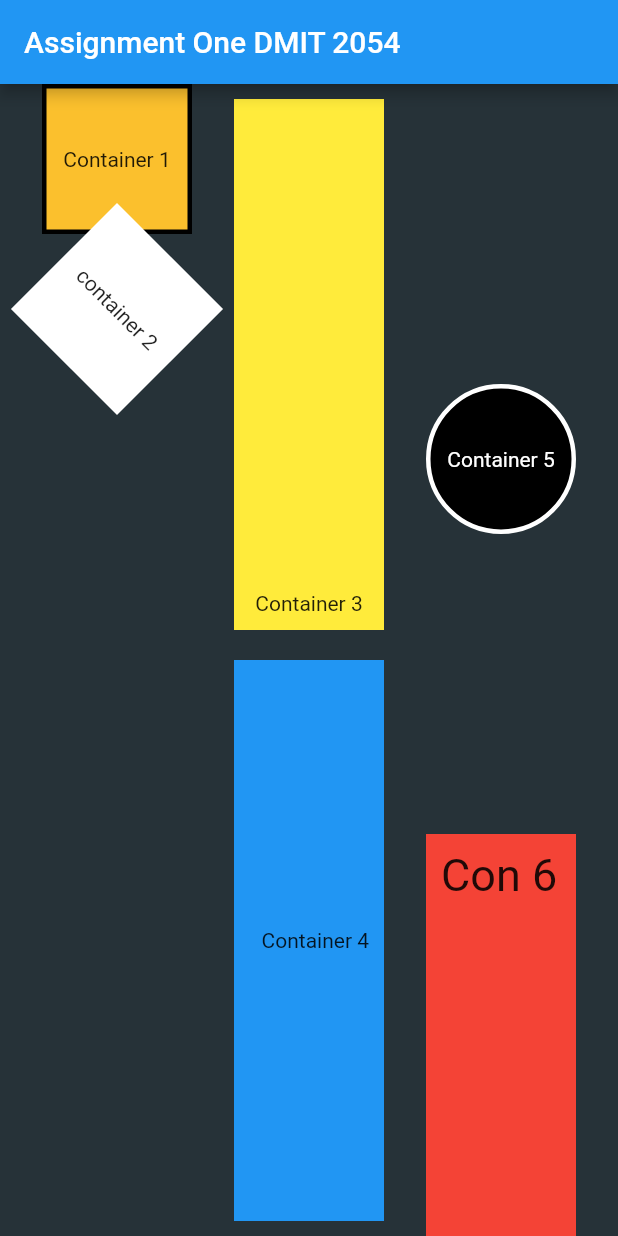
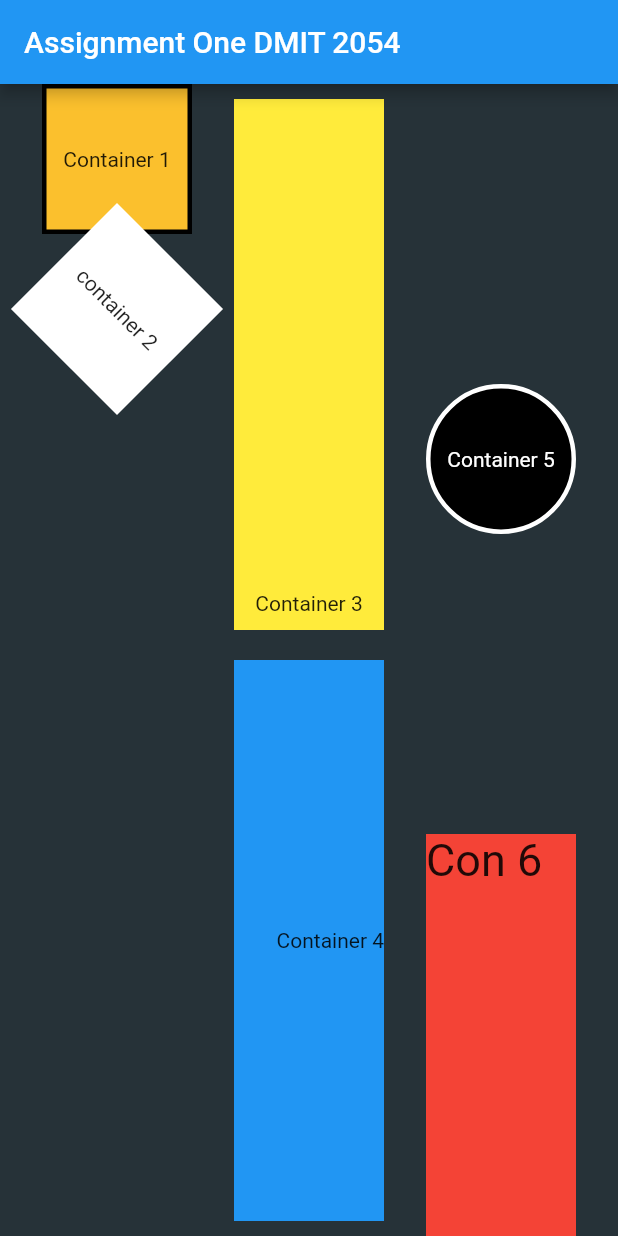
Before and after one commit to Mr-J-T/android_assy1_DMIT2504, a Flutter app: the screen it shows after launch, on a phone screen of 412 x 824 dp. Run offline on Flutter 3.47's test engine with Material 2 defaults, Android fonts, the phone set to English and light mode, and no system bars.

Commit message:
Finished Alignment

```diff
--- a/lib/main.dart
+++ b/lib/main.dart
@@ -46,21 +46,20 @@ class MyApp extends StatelessWidget {
           ),
           Expanded(
             child: Container(
-              // this one needs to go to the bottom of the page possibly use the extend widget do more reading on expand/ extend
                 height: 100,
                 width: 100,
-              padding: EdgeInsets.all(10.0),
                 color: Colors.red,
-              alignment: Alignment(-1.0, -1.0),
+                child: Align(
+                  alignment: Alignment.topLeft,
                   child: Text(
                     'Con 6',
                     style: TextStyle(fontSize: 30),
                   ),
-            ),
+                )),
           ),
         ],
       );
-  /////////////////
+
   Widget buildColumnTwo() => Column(
         mainAxisAlignment: MainAxisAlignment.spaceEvenly,
         children: [
@@ -81,18 +80,19 @@ class MyApp extends StatelessWidget {
                   margin: EdgeInsets.fromLTRB(0, 0, 0, 10),
                   height: 100,
                   width: 100,
-                  padding: const EdgeInsets.all(10.0),
+                  //padding: const EdgeInsets.all(10.0),
                   color: Colors.blue,
+                  child: Align(
+                    alignment: Alignment.centerRight,
                     child: Text(
                       'Container 4',
                       textAlign: TextAlign.end,
-
-                    /// cant seem to get this to align with in the column
+                    ),
                   ),
                   alignment: AlignmentDirectional.centerEnd)),
         ],
       );
-/////////////////////////////
+
   Widget buildColumnOne() => Column(
         children: [
           Container(
```
Lines whose indentation alone changed are shown as unchanged.
